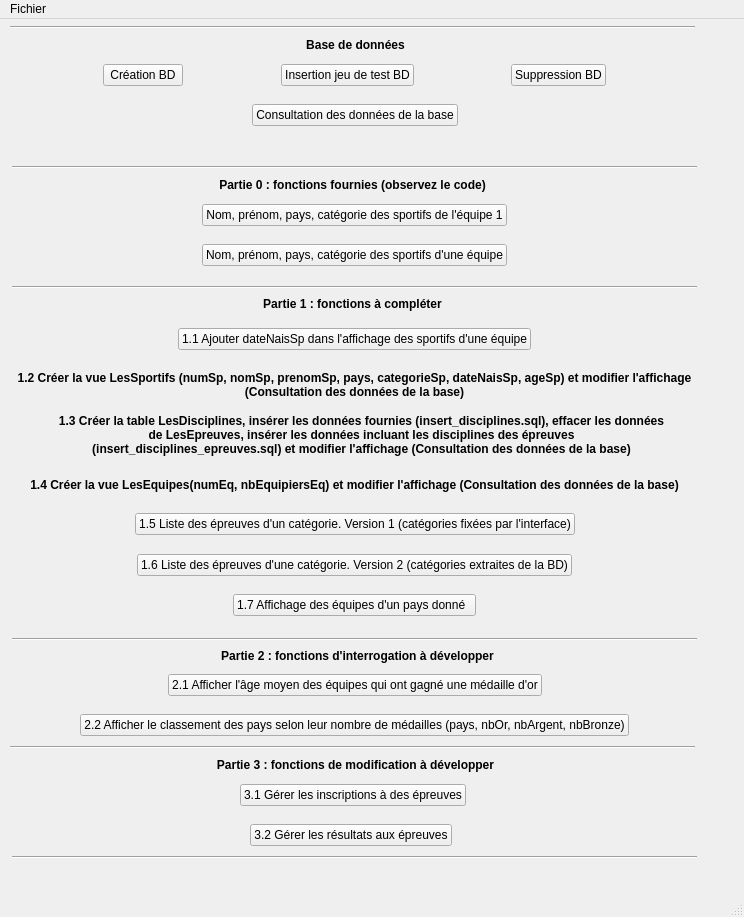
Old version of the form gui/mainWindow.ui in the repository EffetZener/CEBD.
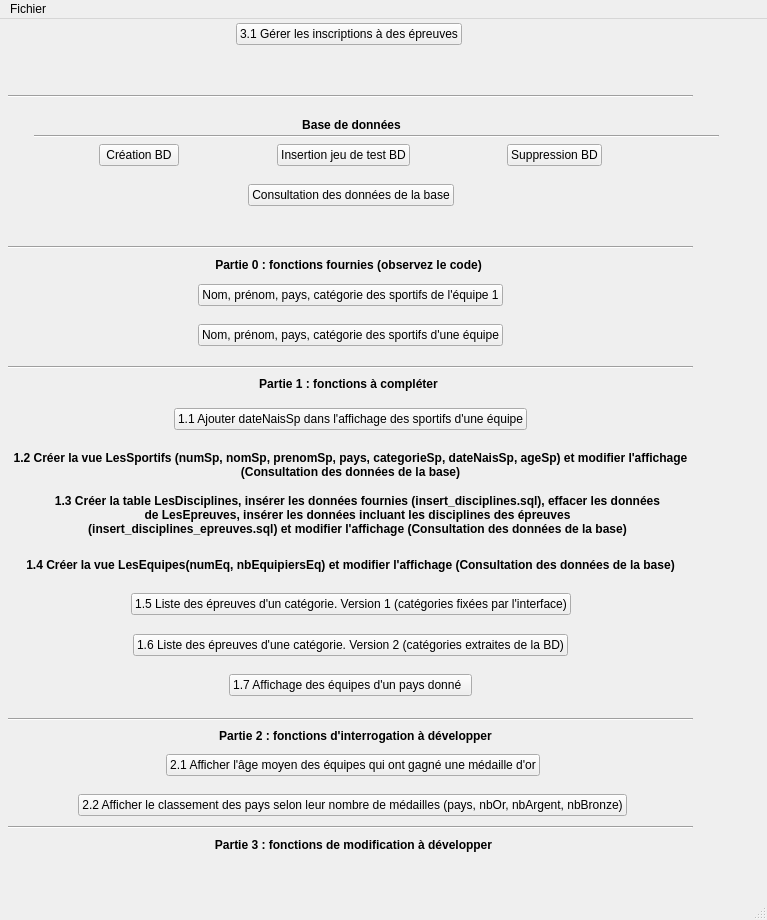
New version of the form.

The edit to the form file:
```diff
--- a/gui/mainWindow.ui
+++ b/gui/mainWindow.ui
@@ -6,19 +6,22 @@
    <rect>
     <x>0</x>
     <y>0</y>
-    <width>744</width>
-    <height>917</height>
+    <width>767</width>
+    <height>920</height>
    </rect>
   </property>
   <property name="windowTitle">
    <string>Projet Jeux Olympiques</string>
   </property>
+  <property name="autoFillBackground">
+   <bool>true</bool>
+  </property>
   <widget class="QWidget" name="centralwidget">
    <widget class="Line" name="line">
     <property name="geometry">
      <rect>
-      <x>10</x>
-      <y>0</y>
+      <x>34</x>
+      <y>109</y>
       <width>685</width>
       <height>16</height>
      </rect>
@@ -30,8 +33,8 @@
    <widget class="QLabel" name="label">
     <property name="geometry">
      <rect>
-      <x>10</x>
-      <y>10</y>
+      <x>6</x>
+      <y>90</y>
       <width>691</width>
       <height>31</height>
      </rect>
@@ -52,8 +55,8 @@
    <widget class="Line" name="line_2">
     <property name="geometry">
      <rect>
-      <x>12</x>
-      <y>140</y>
+      <x>8</x>
+      <y>220</y>
       <width>685</width>
       <height>16</height>
      </rect>
@@ -65,8 +68,8 @@
    <widget class="QLabel" name="label_3">
     <property name="geometry">
      <rect>
-      <x>7</x>
-      <y>150</y>
+      <x>3</x>
+      <y>230</y>
       <width>691</width>
       <height>31</height>
      </rect>
@@ -87,8 +90,8 @@
    <widget class="Line" name="line_3">
     <property name="geometry">
      <rect>
-      <x>12</x>
-      <y>260</y>
+      <x>8</x>
+      <y>340</y>
       <width>685</width>
       <height>16</height>
      </rect>
@@ -100,8 +103,8 @@
    <widget class="QLabel" name="label_4">
     <property name="geometry">
      <rect>
-      <x>7</x>
-      <y>269</y>
+      <x>3</x>
+      <y>349</y>
       <width>691</width>
       <height>31</height>
      </rect>
@@ -122,8 +125,8 @@
    <widget class="QLabel" name="label_7">
     <property name="geometry">
      <rect>
-      <x>12</x>
-      <y>350</y>
+      <x>8</x>
+      <y>430</y>
       <width>685</width>
       <height>31</height>
      </rect>
@@ -147,8 +150,8 @@
    <widget class="QLabel" name="label_8">
     <property name="geometry">
      <rect>
-      <x>56</x>
-      <y>390</y>
+      <x>52</x>
+      <y>470</y>
       <width>611</width>
       <height>51</height>
      </rect>
@@ -172,8 +175,8 @@
    <widget class="QLabel" name="label_9">
     <property name="geometry">
      <rect>
-      <x>12</x>
-      <y>450</y>
+      <x>8</x>
+      <y>530</y>
       <width>685</width>
       <height>31</height>
      </rect>
@@ -197,8 +200,8 @@
    <widget class="Line" name="line_4">
     <property name="geometry">
      <rect>
-      <x>12</x>
-      <y>612</y>
+      <x>8</x>
+      <y>692</y>
       <width>685</width>
       <height>16</height>
      </rect>
@@ -210,8 +213,8 @@
    <widget class="QLabel" name="label_5">
     <property name="geometry">
      <rect>
-      <x>12</x>
-      <y>621</y>
+      <x>10</x>
+      <y>701</y>
       <width>691</width>
       <height>31</height>
      </rect>
@@ -232,8 +235,8 @@
    <widget class="Line" name="line_5">
     <property name="geometry">
      <rect>
-      <x>10</x>
-      <y>720</y>
+      <x>8</x>
+      <y>800</y>
       <width>685</width>
       <height>16</height>
      </rect>
@@ -245,8 +248,8 @@
    <widget class="QLabel" name="label_6">
     <property name="geometry">
      <rect>
-      <x>10</x>
-      <y>735</y>
+      <x>8</x>
+      <y>815</y>
       <width>691</width>
       <height>21</height>
      </rect>
@@ -267,8 +270,8 @@
    <widget class="Line" name="line_6">
     <property name="geometry">
      <rect>
-      <x>12</x>
-      <y>830</y>
+      <x>8</x>
+      <y>69</y>
       <width>685</width>
       <height>16</height>
      </rect>
@@ -280,8 +283,8 @@
    <widget class="QLabel" name="label_2">
     <property name="geometry">
      <rect>
-      <x>10</x>
-      <y>120</y>
+      <x>6</x>
+      <y>200</y>
       <width>689</width>
       <height>19</height>
      </rect>
@@ -296,8 +299,8 @@
    <widget class="QWidget" name="layoutWidget">
     <property name="geometry">
      <rect>
-      <x>12</x>
-      <y>40</y>
+      <x>8</x>
+      <y>120</y>
       <width>685</width>
       <height>32</height>
      </rect>
@@ -381,8 +384,8 @@
    <widget class="QWidget" name="layoutWidget">
     <property name="geometry">
      <rect>
-      <x>12</x>
-      <y>80</y>
+      <x>8</x>
+      <y>160</y>
       <width>685</width>
       <height>32</height>
      </rect>
@@ -426,8 +429,8 @@
    <widget class="QWidget" name="layoutWidget">
     <property name="geometry">
      <rect>
-      <x>12</x>
-      <y>180</y>
+      <x>8</x>
+      <y>260</y>
       <width>685</width>
       <height>32</height>
      </rect>
@@ -471,8 +474,8 @@
    <widget class="QWidget" name="layoutWidget">
     <property name="geometry">
      <rect>
-      <x>12</x>
-      <y>220</y>
+      <x>8</x>
+      <y>300</y>
       <width>685</width>
       <height>32</height>
      </rect>
@@ -516,8 +519,8 @@
    <widget class="QWidget" name="layoutWidget">
     <property name="geometry">
      <rect>
-      <x>12</x>
-      <y>304</y>
+      <x>8</x>
+      <y>384</y>
       <width>685</width>
       <height>32</height>
      </rect>
@@ -561,8 +564,8 @@
    <widget class="QWidget" name="layoutWidget">
     <property name="geometry">
      <rect>
-      <x>12</x>
-      <y>489</y>
+      <x>8</x>
+      <y>569</y>
       <width>685</width>
       <height>32</height>
      </rect>
@@ -606,8 +609,8 @@
    <widget class="QWidget" name="layoutWidget">
     <property name="geometry">
      <rect>
-      <x>12</x>
-      <y>530</y>
+      <x>8</x>
+      <y>610</y>
       <width>685</width>
       <height>32</height>
      </rect>
@@ -651,8 +654,8 @@
    <widget class="QWidget" name="layoutWidget">
     <property name="geometry">
      <rect>
-      <x>12</x>
-      <y>570</y>
+      <x>8</x>
+      <y>650</y>
       <width>685</width>
       <height>32</height>
      </rect>
@@ -696,8 +699,8 @@
    <widget class="QWidget" name="layoutWidget">
     <property name="geometry">
      <rect>
-      <x>12</x>
-      <y>650</y>
+      <x>10</x>
+      <y>730</y>
       <width>685</width>
       <height>32</height>
      </rect>
@@ -741,8 +744,8 @@
    <widget class="QWidget" name="layoutWidget">
     <property name="geometry">
      <rect>
-      <x>12</x>
-      <y>690</y>
+      <x>10</x>
+      <y>770</y>
       <width>685</width>
       <height>32</height>
      </rect>
@@ -786,8 +789,8 @@
    <widget class="QWidget" name="layoutWidget">
     <property name="geometry">
      <rect>
-      <x>10</x>
-      <y>760</y>
+      <x>6</x>
+      <y>-1</y>
       <width>685</width>
       <height>32</height>
      </rect>
@@ -831,9 +834,9 @@
    <widget class="QWidget" name="layoutWidget">
     <property name="geometry">
      <rect>
-      <x>10</x>
-      <y>800</y>
-      <width>681</width>
+      <x>6</x>
+      <y>39</y>
+      <width>3986</width>
       <height>32</height>
      </rect>
     </property>
@@ -879,7 +882,7 @@
     <rect>
      <x>0</x>
      <y>0</y>
-     <width>744</width>
+     <width>767</width>
      <height>21</height>
     </rect>
    </property>
```
Left out of the diff: 85 changed lines with no effect on the pictures.
